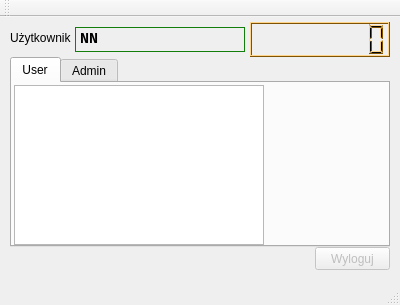
Old version of the form timeguard.ui in the repository byebye/TimeGuard.
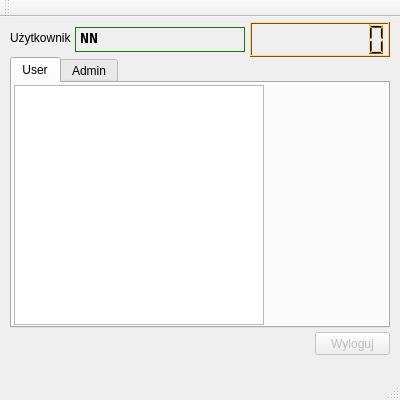
New version of the form. The open tabs and pages were chosen to show the change. Custom widgets are drawn as their Qt base class.

Commit message: Switch to admin tab only if admin password is given

Patch:
```diff
--- a/timeguard.ui
+++ b/timeguard.ui
@@ -7,9 +7,15 @@
     <x>0</x>
     <y>0</y>
     <width>400</width>
-    <height>305</height>
+    <height>400</height>
    </rect>
   </property>
+  <property name="sizePolicy">
+   <sizepolicy hsizetype="Expanding" vsizetype="Expanding">
+    <horstretch>0</horstretch>
+    <verstretch>0</verstretch>
+   </sizepolicy>
+  </property>
   <property name="windowTitle">
    <string>TimeGuard</string>
   </property>
@@ -21,7 +27,7 @@
     <property name="geometry">
      <rect>
       <x>315</x>
-      <y>230</y>
+      <y>315</y>
       <width>75</width>
       <height>23</height>
      </rect>
@@ -929,7 +935,7 @@
       <x>10</x>
       <y>40</y>
       <width>380</width>
-      <height>190</height>
+      <height>271</height>
      </rect>
     </property>
     <property name="currentIndex">
@@ -945,7 +951,7 @@
         <x>2</x>
         <y>2</y>
         <width>250</width>
-        <height>160</height>
+        <height>240</height>
        </rect>
       </property>
      </widget>
```
Left out of the diff: 5 changed lines with no effect on the pictures. The commit also changes 2 other files.
